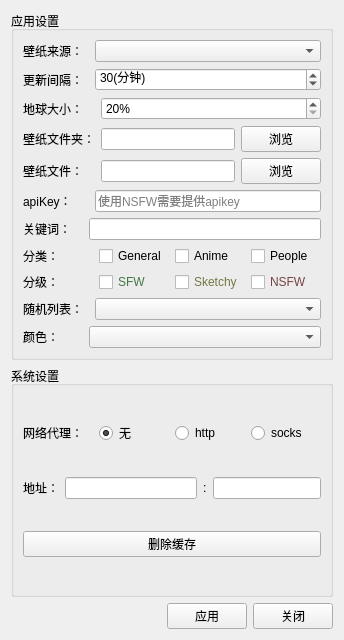
Before: the Qt Designer form earth_wallpaper/ui/config.ui in Pylogmon/earth_wallpaper, drawn with Qt 5.
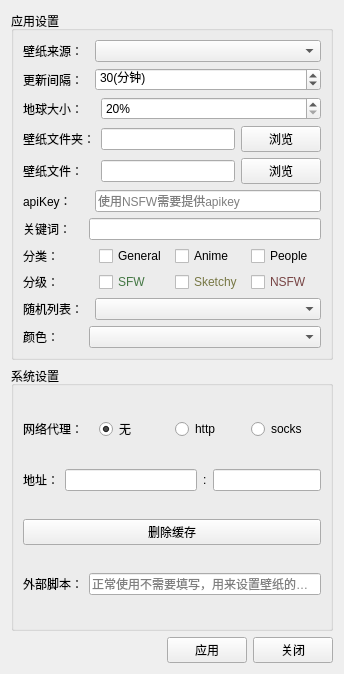
After: the same form once the commit is applied.

Commit message:
feat(setWallpaper): 添加外部脚本，解决无法识别的桌面的壁纸设置问题
#25

What changed in the file:
```diff
--- a/earth_wallpaper/ui/config.ui
+++ b/earth_wallpaper/ui/config.ui
@@ -7,7 +7,7 @@
     <x>0</x>
     <y>0</y>
     <width>344</width>
-    <height>640</height>
+    <height>674</height>
    </rect>
   </property>
   <property name="windowTitle">
@@ -296,7 +296,7 @@
       <string>系统设置</string>
      </property>
      <layout class="QGridLayout" name="gridLayout">
-      <item row="0" column="0">
+      <item row="0" column="0" colspan="2">
        <layout class="QHBoxLayout" name="proxyTypeGroup">
         <item>
          <widget class="QLabel" name="proxy_l">
@@ -331,7 +331,7 @@
         </item>
        </layout>
       </item>
-      <item row="1" column="0">
+      <item row="1" column="0" colspan="2">
        <layout class="QHBoxLayout" name="addGroup">
         <item>
          <widget class="QLabel" name="add_l">
@@ -368,13 +368,27 @@
         </item>
        </layout>
       </item>
-      <item row="2" column="0">
+      <item row="2" column="0" colspan="2">
        <widget class="QPushButton" name="clearCache">
         <property name="text">
          <string>删除缓存</string>
         </property>
        </widget>
       </item>
+      <item row="3" column="0">
+       <widget class="QLabel" name="scripts_l">
+        <property name="text">
+         <string>外部脚本：</string>
+        </property>
+       </widget>
+      </item>
+      <item row="3" column="1">
+       <widget class="QLineEdit" name="scripts">
+        <property name="placeholderText">
+         <string>正常使用不需要填写，用来设置壁纸的脚本</string>
+        </property>
+       </widget>
+      </item>
      </layout>
     </widget>
    </item>
```
The commit also changes 3 other files.
